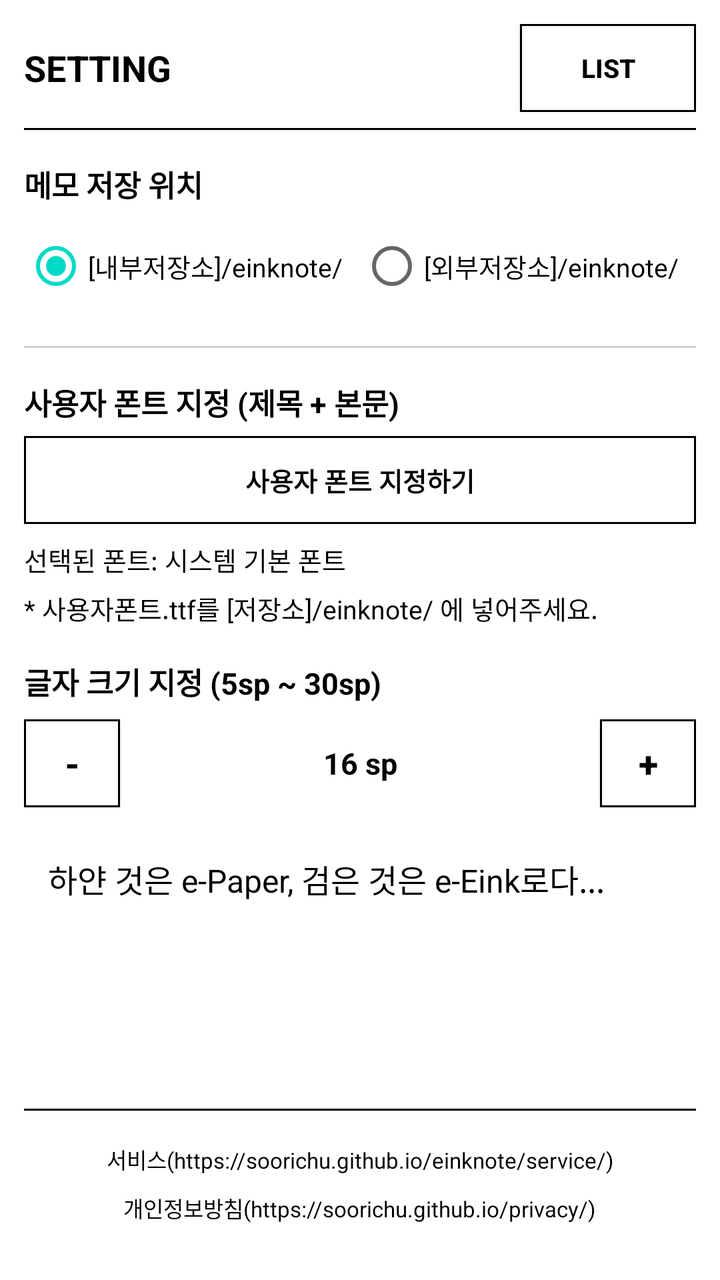
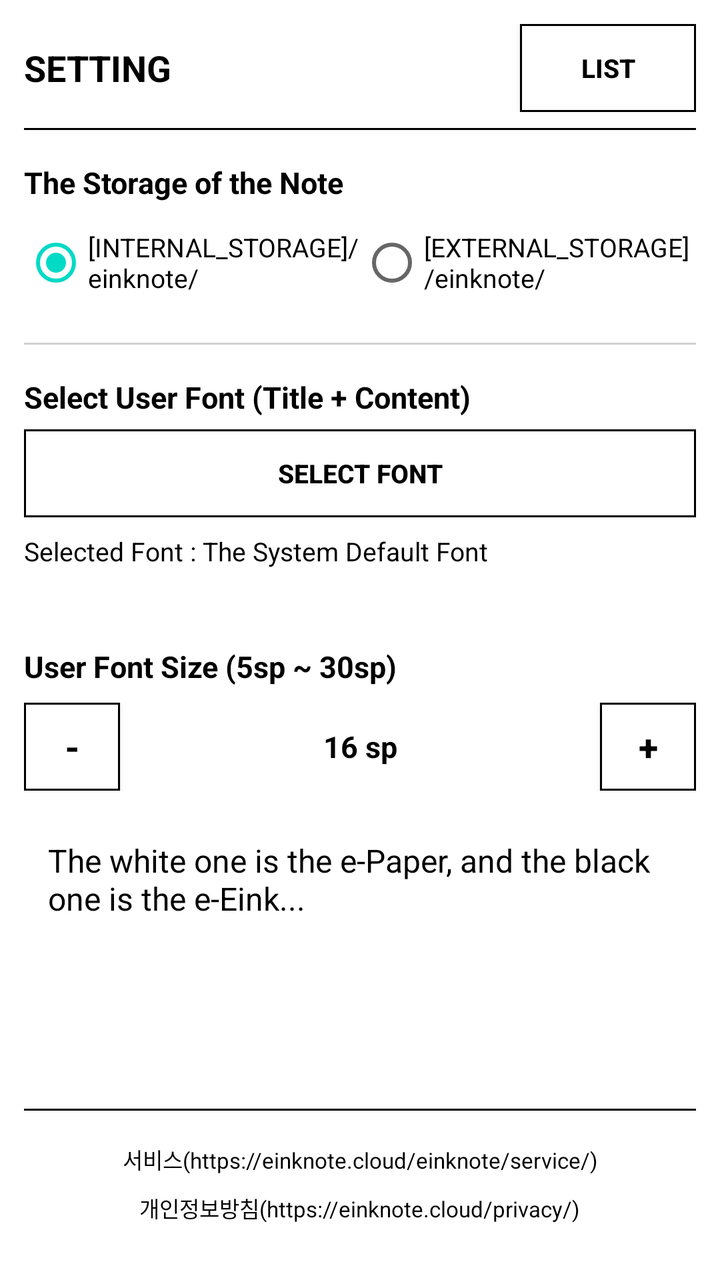

An Android layout rendered at two revisions. The XML below is the earlier revision; the diff shows what the commit changed to produce the second picture.
<!-- AndroidManifest.xml: application theme Theme.EinkNote -->
<!-- res/layout/activity_setting.xml -->
<?xml version="1.0" encoding="utf-8"?>
<ScrollView xmlns:android="http://schemas.android.com/apk/res/android"
    android:layout_width="match_parent"
    android:layout_height="match_parent"
    android:background="@color/white"
    android:fillViewport="true">

    <LinearLayout
        android:layout_width="match_parent"
        android:layout_height="wrap_content"
        android:orientation="vertical"
        android:padding="12dp">

        
        <LinearLayout
            android:layout_width="match_parent"
            android:layout_height="wrap_content"
            android:orientation="horizontal"
            android:gravity="center_vertical"
            android:layout_marginBottom="8dp">

            <TextView
                android:layout_width="0dp"
                android:layout_height="wrap_content"
                android:layout_weight="1"
                android:text="@string/setting"
                android:textSize="18sp"
                android:textStyle="bold"
                android:textColor="@color/black" />

            <androidx.appcompat.widget.AppCompatButton
                android:id="@+id/btnBack"
                android:layout_width="wrap_content"
                android:layout_height="44dp"
                android:text="@string/btn_back"
                android:textSize="13sp"
                android:textStyle="bold"
                android:textColor="@color/black"
                android:background="@drawable/btn_border"
                android:paddingHorizontal="14dp" />
        </LinearLayout>

        <View
            android:layout_width="match_parent"
            android:layout_height="1dp"
            android:background="@color/black"
            android:layout_marginBottom="16dp" />

        
        <TextView
            android:layout_width="wrap_content"
            android:layout_height="wrap_content"
            android:text="메모 저장 위치"
            android:textSize="15sp"
            android:textStyle="bold"
            android:textColor="@color/black"
            android:layout_marginBottom="6dp" />

        <RadioGroup
            android:id="@+id/rgStorage"
            android:layout_width="match_parent"
            android:layout_height="wrap_content"
            android:orientation="horizontal"
            android:layout_marginBottom="16dp">

            <RadioButton
                android:id="@+id/rbInternalStorage"
                android:layout_width="0dp"
                android:layout_weight="1"
                android:layout_height="wrap_content"
                android:text="[내부저장소]/einknote/"
                android:textColor="@color/black"
                android:textSize="13sp"
                android:checked="true" />

            <RadioButton
                android:id="@+id/rbExternalStorage"
                android:layout_width="0dp"
                android:layout_weight="1"
                android:layout_height="wrap_content"
                android:text="[외부저장소]/einknote/"
                android:textColor="@color/black"
                android:textSize="13sp" />
        </RadioGroup>

        <View
            android:layout_width="match_parent"
            android:layout_height="1dp"
            android:background="#D0D0D0"
            android:layout_marginBottom="16dp" />

        
        <TextView
            android:layout_width="wrap_content"
            android:layout_height="wrap_content"
            android:text="사용자 폰트 지정 (제목 + 본문)"
            android:textSize="15sp"
            android:textStyle="bold"
            android:textColor="@color/black"
            android:layout_marginBottom="6dp" />

        <LinearLayout
            android:layout_width="match_parent"
            android:layout_height="wrap_content"
            android:orientation="horizontal"
            android:gravity="center_vertical"
            android:layout_marginBottom="8dp">

            <androidx.appcompat.widget.AppCompatButton
                android:id="@+id/btnSelectFont"
                android:layout_width="match_parent"
                android:layout_height="44dp"
                android:text="사용자 폰트 지정하기"
                android:textSize="13sp"
                android:textStyle="bold"
                android:textColor="@color/black"
                android:background="@drawable/btn_border"
                android:paddingHorizontal="14dp" />
        </LinearLayout>

        <TextView
            android:id="@+id/tvFontStatus"
            android:layout_width="match_parent"
            android:layout_height="wrap_content"
            android:text="선택된 폰트: 시스템 기본 폰트"
            android:textSize="13sp"
            android:textColor="@color/black"
            android:layout_marginBottom="5dp" />
        <TextView
            android:layout_width="match_parent"
            android:layout_height="wrap_content"
            android:text="* 사용자폰트.ttf를 [저장소]/einknote/ 에 넣어주세요."
            android:textSize="13sp"
            android:textColor="@color/black"
            android:layout_marginBottom="16dp" />
        
        <TextView
            android:layout_width="wrap_content"
            android:layout_height="wrap_content"
            android:text="글자 크기 지정 (5sp ~ 30sp)"
            android:textSize="15sp"
            android:textStyle="bold"
            android:textColor="@color/black"
            android:layout_marginBottom="8dp" />

        <LinearLayout
            android:layout_width="match_parent"
            android:layout_height="wrap_content"
            android:orientation="horizontal"
            android:gravity="center_vertical"
            android:layout_marginBottom="12dp">

            <androidx.appcompat.widget.AppCompatButton
                android:id="@+id/btnSizeMinus"
                android:layout_width="48dp"
                android:layout_height="44dp"
                android:text="-"
                android:textSize="18sp"
                android:textStyle="bold"
                android:textColor="@color/black"
                android:background="@drawable/btn_border" />

            <TextView
                android:id="@+id/tvCurrentSize"
                android:layout_width="0dp"
                android:layout_height="wrap_content"
                android:layout_weight="1"
                android:gravity="center"
                android:text="16 sp"
                android:textSize="15sp"
                android:textStyle="bold"
                android:textColor="@color/black" />

            <androidx.appcompat.widget.AppCompatButton
                android:id="@+id/btnSizePlus"
                android:layout_width="48dp"
                android:layout_height="44dp"
                android:text="+"
                android:textSize="18sp"
                android:textStyle="bold"
                android:textColor="@color/black"
                android:background="@drawable/btn_border" />
        </LinearLayout>

        

        <LinearLayout
            android:layout_width="match_parent"
            android:layout_height="wrap_content"
            android:padding="12dp"
            android:layout_marginBottom="24dp">

            <TextView
                android:id="@+id/tvFontPreview"
                android:layout_width="match_parent"
                android:layout_height="wrap_content"
                android:text="하얀 것은 e-Paper, 검은 것은 e-Eink로다..."
                android:textColor="@color/black"
                android:textAlignment="center"
                android:textSize="16sp" />
        </LinearLayout>

        
        <View
            android:layout_width="match_parent"
            android:layout_height="0dp"
            android:layout_weight="1"
            android:minHeight="20dp" />

        <View
            android:layout_width="match_parent"
            android:layout_height="1dp"
            android:background="@color/black"
            android:layout_marginBottom="12dp" />

        
        <LinearLayout
            android:layout_width="match_parent"
            android:layout_height="wrap_content"
            android:orientation="vertical"
            android:gravity="center"
            android:paddingBottom="12dp">

            <TextView
                android:id="@+id/tvTerms"
                android:layout_width="wrap_content"
                android:layout_height="wrap_content"
                android:text="서비스(https://soorichu.github.io/einknote/service/)"
                android:textColor="@color/black"
                android:textSize="11sp"
                android:paddingVertical="4dp" />

            <TextView
                android:id="@+id/tvPrivacy"
                android:layout_width="wrap_content"
                android:layout_height="wrap_content"
                android:text="개인정보방침(https://soorichu.github.io/privacy/)"
                android:textColor="@color/black"
                android:textSize="11sp"
                android:paddingVertical="4dp" />
        </LinearLayout>

    </LinearLayout>
</ScrollView>
<!-- resources referenced by this layout -->
<resources>
  <color name="black">#FF000000</color>
  <color name="white">#FFFFFFFF</color>
  <!-- drawable btn_border (drawable) -->
  <?xml version="1.0" encoding="utf-8"?>
  <shape xmlns:android="http://schemas.android.com/apk/res/android"
      android:shape="rectangle">
      
      <solid android:color="#FFFFFF" />
      
      <stroke
          android:width="1dp"
          android:color="#000000" />
  </shape>
  <string name="btn_back">LIST</string>
  <string name="setting">SETTING</string>
  <style name="Theme.EinkNote" parent="Theme.MaterialComponents.Light.NoActionBar">
          <item name="colorPrimary">#000000</item>
          <item name="colorOnPrimary">#FFFFFF</item>
          <item name="android:windowBackground">#FFFFFF</item>
          <item name="android:textColor">#000000</item>
          
          <item name="android:windowAnimationStyle">@style/NoAnimation</item>
      </style>
  <style name="NoAnimation">
          <item name="android:activityOpenEnterAnimation">@null</item>
          <item name="android:activityOpenExitAnimation">@null</item>
          <item name="android:activityCloseEnterAnimation">@null</item>
          <item name="android:activityCloseExitAnimation">@null</item>
      </style>
</resources>

<!-- the commit's change to res/layout/activity_setting.xml (unified diff, before → after) -->
@@ -50,7 +50,7 @@
         <TextView
             android:layout_width="wrap_content"
             android:layout_height="wrap_content"
-            android:text="메모 저장 위치"
+            android:text="@string/storage_location_ref"
             android:textSize="15sp"
             android:textStyle="bold"
             android:textColor="@color/black"
@@ -68,7 +68,7 @@
                 android:layout_width="0dp"
                 android:layout_weight="1"
                 android:layout_height="wrap_content"
-                android:text="[내부저장소]/einknote/"
+                android:text="@string/internal_storage"
                 android:textColor="@color/black"
                 android:textSize="13sp"
                 android:checked="true" />
@@ -78,7 +78,7 @@
                 android:layout_width="0dp"
                 android:layout_weight="1"
                 android:layout_height="wrap_content"
-                android:text="[외부저장소]/einknote/"
+                android:text="@string/external_strage"
                 android:textColor="@color/black"
                 android:textSize="13sp" />
         </RadioGroup>
@@ -93,7 +93,7 @@
         <TextView
             android:layout_width="wrap_content"
             android:layout_height="wrap_content"
-            android:text="사용자 폰트 지정 (제목 + 본문)"
+            android:text="@string/select_font"
             android:textSize="15sp"
             android:textStyle="bold"
             android:textColor="@color/black"
@@ -110,7 +110,7 @@
                 android:id="@+id/btnSelectFont"
                 android:layout_width="match_parent"
                 android:layout_height="44dp"
-                android:text="사용자 폰트 지정하기"
+                android:text="@string/btn_select_font"
                 android:textSize="13sp"
                 android:textStyle="bold"
                 android:textColor="@color/black"
@@ -122,14 +122,14 @@
             android:id="@+id/tvFontStatus"
             android:layout_width="match_parent"
             android:layout_height="wrap_content"
-            android:text="선택된 폰트: 시스템 기본 폰트"
+            android:text="@string/selected_font"
             android:textSize="13sp"
             android:textColor="@color/black"
             android:layout_marginBottom="5dp" />
         <TextView
             android:layout_width="match_parent"
             android:layout_height="wrap_content"
-            android:text="* 사용자폰트.ttf를 [저장소]/einknote/ 에 넣어주세요."
+            android:text=""
             android:textSize="13sp"
             android:textColor="@color/black"
             android:layout_marginBottom="16dp" />
@@ -137,7 +137,7 @@
         <TextView
             android:layout_width="wrap_content"
             android:layout_height="wrap_content"
-            android:text="글자 크기 지정 (5sp ~ 30sp)"
+            android:text="@string/user_font_size"
             android:textSize="15sp"
             android:textStyle="bold"
             android:textColor="@color/black"
@@ -154,7 +154,7 @@
                 android:id="@+id/btnSizeMinus"
                 android:layout_width="48dp"
                 android:layout_height="44dp"
-                android:text="-"
+                android:text="@string/btn_font_size_minus"
                 android:textSize="18sp"
                 android:textStyle="bold"
                 android:textColor="@color/black"
@@ -175,7 +175,7 @@
                 android:id="@+id/btnSizePlus"
                 android:layout_width="48dp"
                 android:layout_height="44dp"
-                android:text="+"
+                android:text="@string/btn_font_size_plus"
                 android:textSize="18sp"
                 android:textStyle="bold"
                 android:textColor="@color/black"
@@ -194,7 +194,7 @@
                 android:id="@+id/tvFontPreview"
                 android:layout_width="match_parent"
                 android:layout_height="wrap_content"
-                android:text="하얀 것은 e-Paper, 검은 것은 e-Eink로다..."
+                android:text="@string/preview_of_applied_font"
                 android:textColor="@color/black"
                 android:textAlignment="center"
                 android:textSize="16sp" />
@@ -225,7 +225,7 @@
                 android:id="@+id/tvTerms"
                 android:layout_width="wrap_content"
                 android:layout_height="wrap_content"
-                android:text="서비스(https://soorichu.github.io/einknote/service/)"
+                android:text="서비스(https://einknote.cloud/einknote/service/)"
                 android:textColor="@color/black"
                 android:textSize="11sp"
                 android:paddingVertical="4dp" />
@@ -234,7 +234,7 @@
                 android:id="@+id/tvPrivacy"
                 android:layout_width="wrap_content"
                 android:layout_height="wrap_content"
-                android:text="개인정보방침(https://soorichu.github.io/privacy/)"
+                android:text="개인정보방침(https://einknote.cloud/privacy/)"
                 android:textColor="@color/black"
                 android:textSize="11sp"
                 android:paddingVertical="4dp" />
<!-- resource entries referenced after the edit -->
@@ -14,7 +14,17 @@
           android:color="#000000" />
   </shape>
   <string name="btn_back">LIST</string>
+  <string name="btn_font_size_minus">-</string>
+  <string name="btn_font_size_plus">+</string>
+  <string name="btn_select_font">Select Font</string>
+  <string name="external_strage">[EXTERNAL_STORAGE]/einknote/</string>
+  <string name="internal_storage">[INTERNAL_STORAGE]/einknote/</string>
+  <string name="preview_of_applied_font">The white one is the e-Paper, and the black one is the e-Eink...</string>
+  <string name="select_font">Select User Font (Title + Content)</string>
+  <string name="selected_font">Selected Font : The System Default Font</string>
   <string name="setting">SETTING</string>
+  <string name="storage_location_ref">The Storage of the Note</string>
+  <string name="user_font_size">User Font Size (5sp ~ 30sp)</string>
   <style name="Theme.EinkNote" parent="Theme.MaterialComponents.Light.NoActionBar">
           <item name="colorPrimary">#000000</item>
           <item name="colorOnPrimary">#FFFFFF</item>
